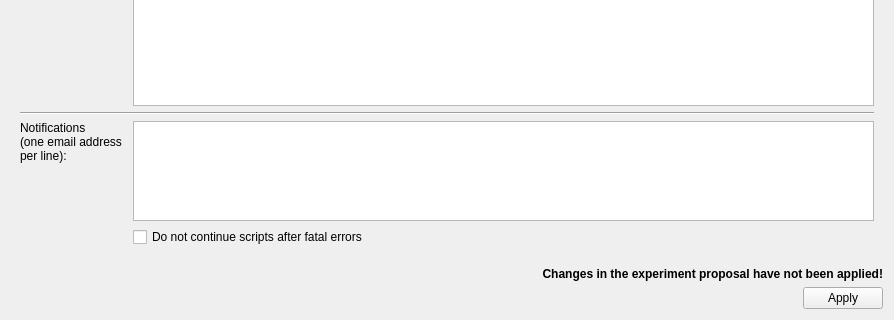
Old version of the form nicos_ess/gui/panels/ui_files/exp_panel.ui in the repository mlz-ictrl/nicos; both pictures show x 0 to 894 and y 396 to 716 of the 894 by 716 pixel window.
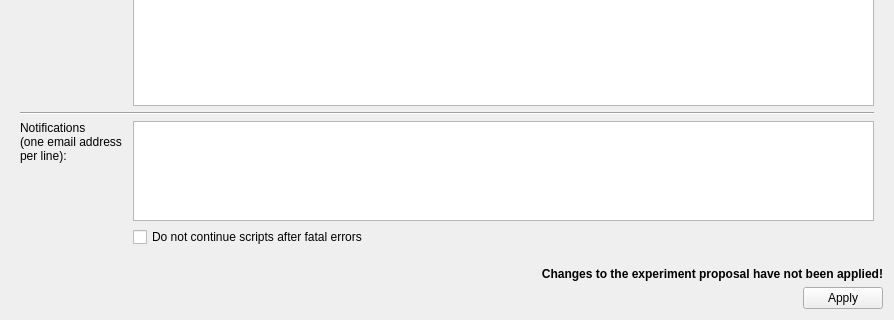
New version of the form.

Commit message:
flowui: Tidy up the UI of the proposal pages
Fixed the grammar of the warning label on both UIs.
Moved it so both UIs have the warning label in the same place.

What changed in the file:
```diff
--- a/nicos_ess/gui/panels/ui_files/exp_panel.ui
+++ b/nicos_ess/gui/panels/ui_files/exp_panel.ui
@@ -257,7 +257,7 @@
       </font>
      </property>
      <property name="text">
-      <string>Changes in the experiment proposal have not been applied!</string>
+      <string>Changes to the experiment proposal have not been applied!</string>
      </property>
      <property name="alignment">
       <set>Qt::AlignRight|Qt::AlignTrailing|Qt::AlignVCenter</set>
```
The commit also changes 1 other file.
